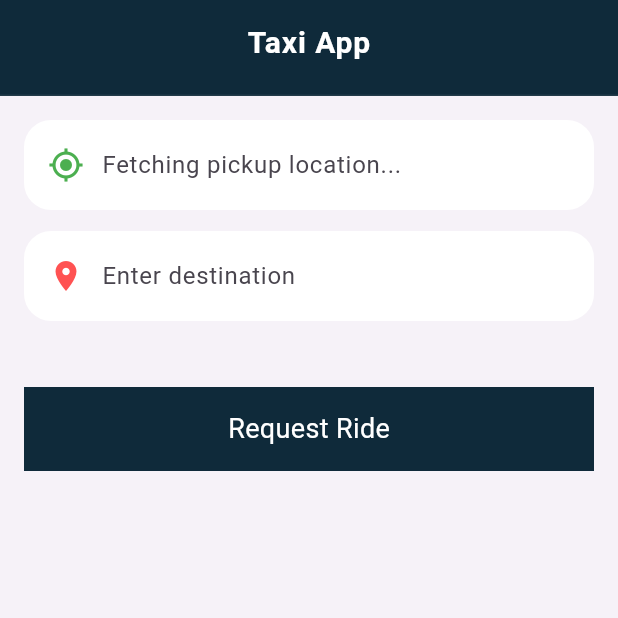
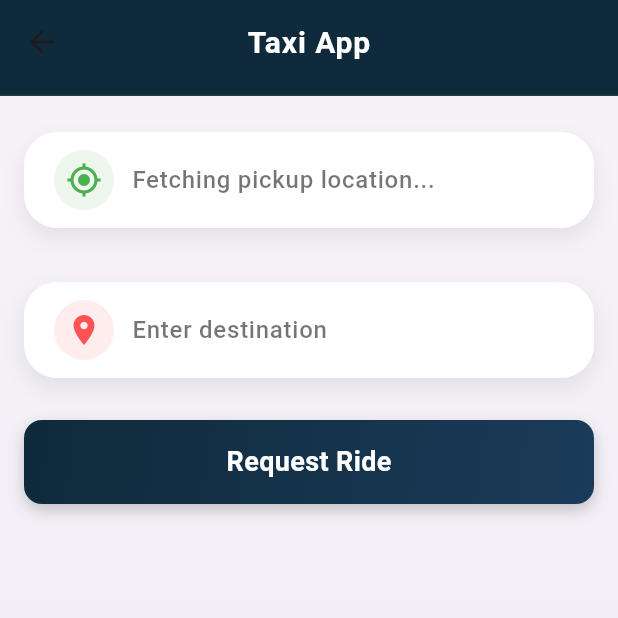
Before and after one commit to jabsina/taxi_app_user, a Flutter app: the HomePage screen opened directly, on a phone screen of 412 x 824 dp, the top half of it. Run offline on Flutter 3.47's test engine with Material 3 defaults, Android fonts, the phone set to English and light mode, and no system bars; our stand-ins replace geolocator.

Commit message:
ui modify

```diff
--- a/lib/main.dart
+++ b/lib/main.dart
@@ -37,7 +37,7 @@
         // tested with just a hot reload.
         colorScheme: .fromSeed(seedColor: Colors.deepPurple),
       ),
-      home: HomePage()
+      home: MainScreen()
     );
   }
 }
--- a/lib/screen/home_page.dart
+++ b/lib/screen/home_page.dart
@@ -1,3 +1,4 @@
+// ... all your imports remain the same
 import 'dart:convert';
 import 'package:flutter/material.dart';
 import 'package:geolocator/geolocator.dart';
@@ -48,16 +49,12 @@
       desiredAccuracy: LocationAccuracy.high,
     );
 
-    await _getAddressFromLatLng(
-      position.latitude,
-      position.longitude,
-    );
+    await _getAddressFromLatLng(position.latitude, position.longitude);
   }
 
   Future<void> _getAddressFromLatLng(double lat, double lon) async {
     final url = Uri.parse(
-      'https://nominatim.openstreetmap.org/reverse?lat=$lat&lon=$lon&format=json',
-    );
+        'https://nominatim.openstreetmap.org/reverse?lat=$lat&lon=$lon&format=json');
 
     final response = await http.get(url, headers: {'User-Agent': 'taxi-app'});
 
@@ -80,8 +77,7 @@
     }
 
     final url = Uri.parse(
-      'https://nominatim.openstreetmap.org/search?q=$query&format=json&addressdetails=1&limit=5&countrycodes=in',
-    );
+        'https://nominatim.openstreetmap.org/search?q=$query&format=json&addressdetails=1&limit=5&countrycodes=in');
 
     final response = await http.get(url, headers: {'User-Agent': 'taxi-app'});
 
@@ -100,8 +96,7 @@
     }
 
     final url = Uri.parse(
-      'https://nominatim.openstreetmap.org/search?q=$query&format=json&addressdetails=1&limit=5&countrycodes=in',
-    );
+        'https://nominatim.openstreetmap.org/search?q=$query&format=json&addressdetails=1&limit=5&countrycodes=in');
 
     final response = await http.get(url, headers: {'User-Agent': 'taxi-app'});
 
@@ -116,8 +111,7 @@
   // ---------------- CALL ADMIN ----------------
   Future<void> _callAdminNumber() async {
     const adminNumber = '+919876543210';
-    final Uri uri = Uri.parse('tel:$adminNumber');
-
+    final uri = Uri(scheme: 'tel', path: adminNumber);
     if (await canLaunchUrl(uri)) {
       await launchUrl(uri, mode: LaunchMode.externalApplication);
     } else {
@@ -127,7 +121,6 @@
     }
   }
 
-  // ---------------- REQUEST RIDE WITH CALL ----------------
   void _onRequestRide() {
     FocusScope.of(context).unfocus();
 
@@ -151,9 +144,7 @@
   Widget build(BuildContext context) {
     return Scaffold(
       resizeToAvoidBottomInset: true,
-      backgroundColor: const Color(0xFFF6F2F8),
-
-      // ✅ PREMIUM NAVBAR
+      backgroundColor: Colors.transparent,
       appBar: PreferredSize(
         preferredSize: const Size.fromHeight(64),
         child: AppBar(
@@ -178,30 +169,36 @@
           ),
         ),
       ),
-
       body: Stack(
         children: [
-          SingleChildScrollView(
-            padding: const EdgeInsets.all(16),
+          Container(
+            width: double.infinity,
+            height: double.infinity,
+            decoration: const BoxDecoration(
+              gradient: LinearGradient(
+                colors: [Color(0xFFF6F2F8), Color(0xFFEFEAF3)],
+                begin: Alignment.topCenter,
+                end: Alignment.bottomCenter,
+              ),
+            ),
+            child: SingleChildScrollView(
+              padding: const EdgeInsets.fromLTRB(16, 16, 16, 16),
               child: Column(
                 children: [
                   _pickupBox(),
                   if (pickupSuggestions.isNotEmpty) _pickupSuggestionList(),
-                const SizedBox(height: 14),
+                  const SizedBox(height: 20),
                   _destinationBox(),
                   if (destinationSuggestions.isNotEmpty)
                     _destinationSuggestionList(),
-                const SizedBox(height: 100),
+                  const SizedBox(height: 20),
+                  // Request Ride button now directly under destination box
+                  GestureDetector(
+                    onTap: _onRequestRide,
+                    child: _requestRideButton(),
+                  ),
                 ],
               ),
-          ),
-          Positioned(
-            bottom: 16,
-            left: 16,
-            right: 16,
-            child: GestureDetector(
-              onTap: _onRequestRide,
-              child: _requestRideButton(),
             ),
           ),
           if (isWaitingForApproval)
@@ -216,6 +213,7 @@
     );
   }
 
+  // ---------------- WIDGETS ----------------
   Widget _pickupBox() {
     return _inputBox(
       icon: Icons.my_location,
@@ -244,22 +242,41 @@
     required Function(String) onChanged,
   }) {
     return Container(
-      padding: const EdgeInsets.symmetric(horizontal: 16, vertical: 6),
+      padding: const EdgeInsets.symmetric(horizontal: 20, vertical: 12),
+      margin: const EdgeInsets.symmetric(vertical: 8),
       decoration: BoxDecoration(
         color: Colors.white,
-        borderRadius: BorderRadius.circular(18),
+        borderRadius: BorderRadius.circular(22),
+        boxShadow: [
+          BoxShadow(
+            color: Colors.black.withOpacity(0.08),
+            blurRadius: 12,
+            offset: const Offset(0, 6),
+          ),
+        ],
       ),
       child: Row(
         children: [
-          Icon(icon, color: iconColor),
+          Container(
+            padding: const EdgeInsets.all(8),
+            decoration: BoxDecoration(
+              color: iconColor.withOpacity(0.1),
+              shape: BoxShape.circle,
+            ),
+            child: Icon(icon, color: iconColor),
+          ),
           const SizedBox(width: 12),
           Expanded(
             child: TextField(
               controller: controller,
               onChanged: onChanged,
+              style:
+              const TextStyle(fontSize: 16, fontWeight: FontWeight.w500),
               decoration: InputDecoration(
                 hintText: hint,
+                hintStyle: const TextStyle(color: Colors.black54),
                 border: InputBorder.none,
+                isDense: true,
               ),
             ),
           ),
@@ -269,29 +286,23 @@
   }
 
   Widget _pickupSuggestionList() {
-    return _suggestionList(
-      pickupSuggestions,
-          (place) {
+    return _suggestionList(pickupSuggestions, (place) {
       setState(() {
         pickupController.text = place['display_name'];
         pickupSuggestions = [];
         pickupSelected = true;
       });
-      },
-    );
+    });
   }
 
   Widget _destinationSuggestionList() {
-    return _suggestionList(
-      destinationSuggestions,
-          (place) {
+    return _suggestionList(destinationSuggestions, (place) {
       setState(() {
         destinationController.text = place['display_name'];
         destinationSuggestions = [];
         destinationSelected = true;
       });
-      },
-    );
+    });
   }
 
   Widget _suggestionList(List<dynamic> list, Function(dynamic) onTap) {
@@ -301,8 +312,16 @@
       decoration: BoxDecoration(
         color: Colors.white,
         borderRadius: BorderRadius.circular(16),
+        boxShadow: [
+          BoxShadow(
+            color: Colors.black.withOpacity(0.04),
+            blurRadius: 8,
+            offset: const Offset(0, 4),
+          ),
+        ],
       ),
       child: ListView.separated(
+        physics: const BouncingScrollPhysics(),
         itemCount: list.length,
         separatorBuilder: (_, __) => const Divider(height: 1),
         itemBuilder: (context, index) {
@@ -319,14 +338,26 @@
   Widget _requestRideButton() {
     return Container(
       height: 56,
-      decoration: const BoxDecoration(
-        color: Color(0xFF0F2A3A),
-        borderRadius: BorderRadius.zero, // rectangle
+      decoration: BoxDecoration(
+        borderRadius: BorderRadius.circular(12),
+        gradient: const LinearGradient(
+          colors: [Color(0xFF0F2A3A), Color(0xFF1A3B5A)],
+          begin: Alignment.topLeft,
+          end: Alignment.bottomRight,
+        ),
+        boxShadow: [
+          BoxShadow(
+            color: Colors.black.withOpacity(0.2),
+            blurRadius: 8,
+            offset: const Offset(0, 4),
+          ),
+        ],
       ),
       child: const Center(
         child: Text(
           'Request Ride',
-          style: TextStyle(color: Colors.white, fontSize: 18),
+          style: TextStyle(
+              color: Colors.white, fontSize: 18, fontWeight: FontWeight.w600),
         ),
       ),
     );
```
Lines whose indentation alone changed are shown as unchanged.
